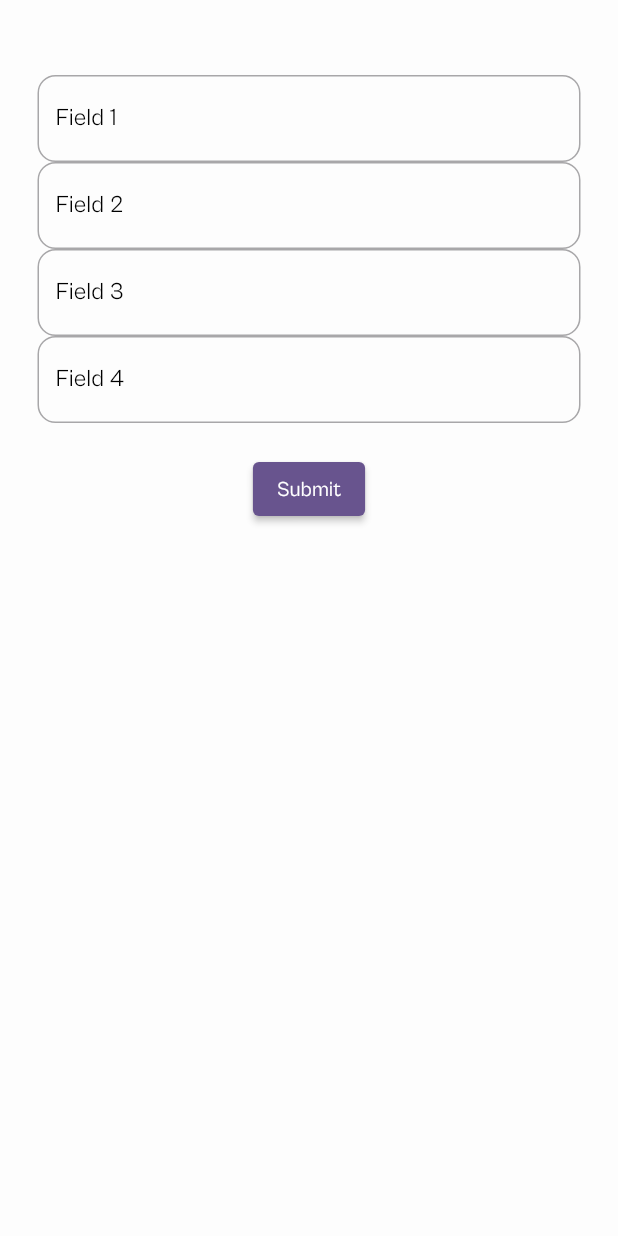
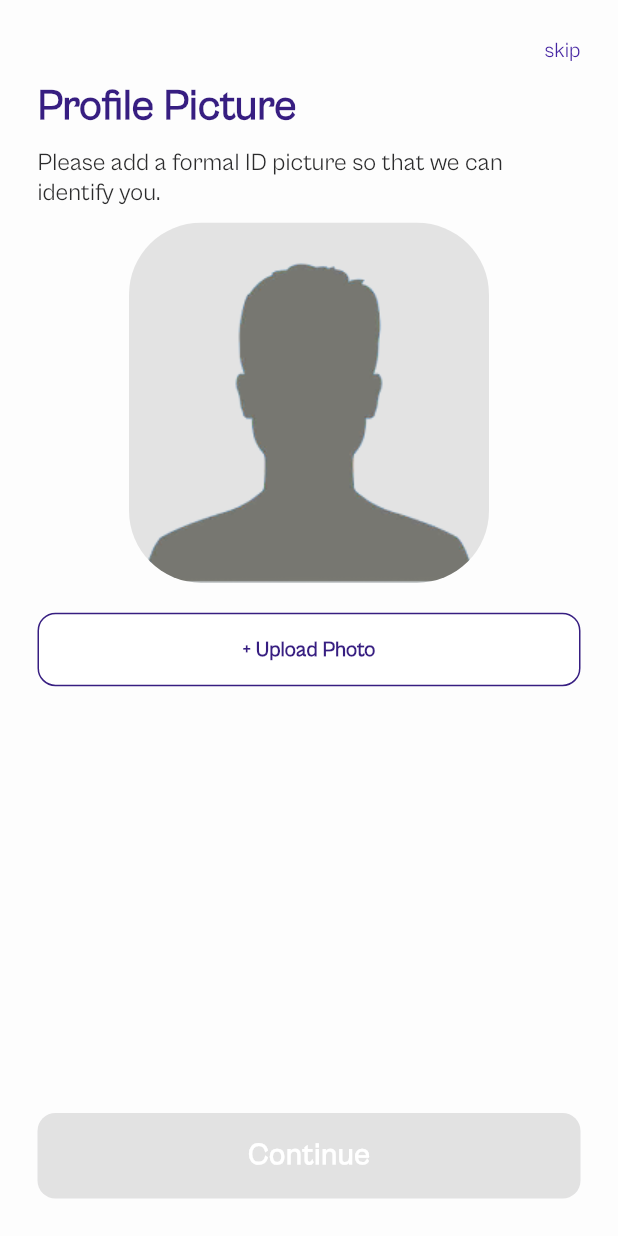
Before and after one commit to nahomersom/dh-flutter, a Flutter app: the screen it shows after launch, on a phone screen of 412 x 824 dp. Run offline on Flutter 3.47's test engine with Material 3 defaults, Android fonts, the phone set to English and light mode, and no system bars; our stand-ins replace animated_custom_dropdown, bloc, contacts_service, dio, file_picker, firebase_core and 20 more; missing offline and left inert: country_picker_pro, google_mlkit_face_detection, photo_manager, popup_menu; accounts and stored records are empty.

Commit message:
feat: upload profile picture and upload profile added

```diff
--- a/lib/constants/app_assets.dart
+++ b/lib/constants/app_assets.dart
@@ -7,6 +7,7 @@ class AppAssets {
   static String outlook = "assets/images/svg/outlook.svg";
   static String dhLogo = "assets/images/svg/dh.svg";
   static String dhLogoTwo = "assets/images/dh_logo.png";
+  static String profileImage = "assets/images/profile-picture.png";
 
   static String search = "assets/images/svg/search.svg";
   static String pin = "assets/images/svg/pin.svg";
--- a/lib/constants/app_constants.dart
+++ b/lib/constants/app_constants.dart
@@ -5,7 +5,7 @@ import 'constants.dart';
 class AppConstants {
   // Fonts
   static TextStyle largeTitleTextStyle = TextStyle(
-    fontSize: 30.sp,
+    fontSize: 28.sp,
     fontWeight: FontWeight.bold,
     color: secondayColor,
   );
--- a/lib/main.dart
+++ b/lib/main.dart
@@ -11,7 +11,9 @@ import 'package:dh/bloc/task_bloc/task_bloc.dart';
 import 'package:dh/firebase_options.dart';
 import 'package:dh/repository/chat_repositor.dart';
 import 'package:dh/repository/repositories.dart';
+import 'package:dh/screens/auth%5Bv2%5D/new_password.dart';
 import 'package:dh/screens/auth%5Bv2%5D/otp_screen.dart';
+import 'package:dh/screens/auth%5Bv2%5D/profile_picture.dart';
 import 'package:dh/screens/auth%5Bv2%5D/profile_setup_screen.dart';
 import 'package:dh/screens/auth%5Bv2%5D/signup.dart';
 import 'package:dh/screens/auth/forget_password.dart';
@@ -212,7 +214,7 @@ class MyApp extends StatelessWidget {
                   colorScheme:
                       ColorScheme.fromSeed(seedColor: Colors.deepPurple),
                 ),
-                home: ProfileSetupScreen(),
+                home: ProfilePictureScreen(),
               );
             }));
   }
--- /dev/null
+++ b/lib/screens/auth[v2]/profile_picture.dart
@@ -0,0 +1,150 @@
+import 'dart:io';
+
+import 'package:dh/constants/app_assets.dart';
+import 'package:dh/constants/app_constants.dart';
+import 'package:dh/widgets/action_button.dart';
+import 'package:flutter/material.dart';
+import 'package:flutter_screenutil/flutter_screenutil.dart';
+import 'package:google_mlkit_face_detection/google_mlkit_face_detection.dart';
+import 'package:image_picker/image_picker.dart';
+
+class ProfilePictureScreen extends StatefulWidget {
+  @override
+  _ProfilePictureScreenState createState() => _ProfilePictureScreenState();
+}
+
+class _ProfilePictureScreenState extends State<ProfilePictureScreen> {
+  XFile? _image;
+  final ImagePicker _picker = ImagePicker();
+  final FaceDetector _faceDetector = FaceDetector(
+      options: FaceDetectorOptions(
+          enableContours: true,
+          enableLandmarks: true,
+          performanceMode: FaceDetectorMode.accurate));
+
+  String _errorMessage = ''; // Variable to store the error message
+
+  Future<void> _pickImage() async {
+    final pickedFile = await _picker.pickImage(source: ImageSource.gallery);
+    if (pickedFile != null) {
+      final inputImage = InputImage.fromFilePath(pickedFile.path);
+      final faces = await _faceDetector.processImage(inputImage);
+
+      if (faces.length == 1) {
+        setState(() {
+          _image = pickedFile;
+          _errorMessage = ''; // Clear any previous error
+        });
+      } else {
+        setState(() {
+          _errorMessage = faces.length == 0
+              ? "No face detected. Please upload an image with a single face."
+              : "Multiple faces detected. Please upload an image with only one face.";
+        });
+      }
+    }
+  }
+
+  @override
+  void dispose() {
+    _faceDetector.close();
+    super.dispose();
+  }
+
+  @override
+  Widget build(BuildContext context) {
+    return Scaffold(
+      body: SafeArea(
+        child: Padding(
+          padding: AppConstants.bodyPadding.copyWith(top: 25),
+          child: Column(
+            mainAxisAlignment: MainAxisAlignment.spaceBetween,
+            children: [
+              Column(
+                crossAxisAlignment: CrossAxisAlignment.stretch,
+                children: [
+                  Text('skip',
+                      textAlign: TextAlign.right,
+                      style: AppConstants.bodySmallTextStyle.copyWith(
+                          color: AppConstants.primaryAlternativeColor)),
+                  SizedBox(
+                    height: 10.sp,
+                  ),
+                  Text(
+                    'Profile Picture',
+                    style: AppConstants.largeTitleTextStyle
+                        .copyWith(fontWeight: FontWeight.w700),
+                  ),
+                  SizedBox(
+                    height: 10.sp,
+                  ),
+                  Text(
+                    'Please add a formal ID picture so that we can identify you.',
+                    style: AppConstants.bodyTextStyle
+                        .copyWith(color: AppConstants.grey800),
+                  ),
+                  SizedBox(
+                    height: 10.sp,
+                  ),
+                  // Display error message if there's any
+                  if (_errorMessage.isNotEmpty)
+                    Padding(
+                      padding: const EdgeInsets.only(bottom: 8.0, top: 10),
+                      child: Text(
+                        _errorMessage,
+                        style: TextStyle(
+                            color: Colors.redAccent,
+                            fontSize: 15,
+                            fontWeight: FontWeight.w500),
+                      ),
+                    ),
+                  Center(
+                    child: Container(
+                      width: 240,
+                      height: 240,
+                      decoration: BoxDecoration(
+                        image: DecorationImage(
+                          image: AssetImage(AppAssets.profileImage),
+                          fit: BoxFit
+                              .cover, // Ensure the image is contained without cropping
+                        ),
+                        color: const Color(0xffE3E3E3),
+                        borderRadius:
+                            const BorderRadius.all(Radius.circular(48)),
+                      ),
+                      child: _image == null
+                          ? const SizedBox()
+                          : ClipRRect(
+                              borderRadius: BorderRadius.circular(48),
+                              child: Image.file(
+                                File(_image!.path),
+                                fit: BoxFit
+                                    .cover, // Ensure the uploaded image is contained without cropping
+                              ),
+                            ),
+                    ),
+                  ),
+                  const SizedBox(height: 20),
+                  ActionButton(
+                    onPressed: _pickImage,
+                    text: '+ Upload Photo',
+                    isActionButton: false,
+                  )
+                ],
+              ),
+              ActionButton(
+                onPressed: _image != null
+                    ? () {
+                        // Handle valid phone number submission
+                      }
+                    : null, // Disable button if invalid
+                text: 'Continue',
+                isActionButton: true,
+              ),
+            ],
+          ),
+        ),
+      ),
+    );
+  }
+}
--- a/lib/screens/auth[v2]/profile_setup_screen.dart
+++ b/lib/screens/auth[v2]/profile_setup_screen.dart
@@ -1,5 +1,9 @@
 import 'package:dh/constants/app_constants.dart';
+import 'package:dh/widgets/action_button.dart';
+import 'package:dh/widgets/shared_textfield.dart';
 import 'package:flutter/material.dart';
+import 'package:flutter_screenutil/flutter_screenutil.dart';
+import 'package:geolocator/geolocator.dart';
 
 class ProfileSetupScreen extends StatefulWidget {
   @override
@@ -8,78 +12,128 @@ class ProfileSetupScreen extends StatefulWidget {
 
 class _ProfileSetupScreenState extends State<ProfileSetupScreen> {
   final _formKey = GlobalKey<FormState>();
+  bool _isFormValid = false;
 
-  final TextEditingController _controller1 = TextEditingController();
-  final TextEditingController _controller2 = TextEditingController();
-  final TextEditingController _controller3 = TextEditingController();
-  final TextEditingController _controller4 = TextEditingController();
+  // Method to check form validity and update the button state
+  void _updateButtonState() {
+    setState(() {
+      _isFormValid = _formKey.currentState?.validate() ?? false;
+    });
+  }
+
+  final TextEditingController _firstNameController = TextEditingController();
+  final TextEditingController _middleNameController = TextEditingController();
+  final TextEditingController _lastNameController = TextEditingController();
+  final TextEditingController _emailController = TextEditingController();
 
   @override
   Widget build(BuildContext context) {
     return Scaffold(
+      resizeToAvoidBottomInset:
+          true, // Allow the screen to resize for the keyboard
       body: SafeArea(
-        child: Padding(
-          padding: AppConstants.bodyPadding.copyWith(
-            top: 50,
-          ),
-          child: Form(
-            key: _formKey,
         child: Column(
           children: [
-                _buildTextField(
-                  controller: _controller1,
-                  label: 'Field 1',
+            // Scrollable Content
+            Expanded(
+              child: SingleChildScrollView(
+                padding: AppConstants.bodyPadding.copyWith(top: 50.h),
+                child: Column(
+                  crossAxisAlignment: CrossAxisAlignment.start,
+                  children: [
+                    Text(
+                      'Setup your profile',
+                      style: AppConstants.largeTitleTextStyle
+                          .copyWith(fontWeight: FontWeight.w700),
                     ),
-                _buildTextField(
-                  controller: _controller2,
-                  label: 'Field 2',
+                    SizedBox(height: 25.h),
+                    Form(
+                      key: _formKey,
+                      onChanged:
+                          _updateButtonState, // Dynamically check form validity
+                      child: Column(
+                        children: [
+                          SharedTextFormField(
+                            controller: _firstNameController,
+                            label: 'First Name',
+                            hintText: 'Insert First Name',
+                            validator: (value) {
+                              if (value == null || value.isEmpty) {
+                                return 'First Name is required';
+                              }
+                              return null;
+                            },
                           ),
-                _buildTextField(
-                  controller: _controller3,
-                  label: 'Field 3',
+                          SizedBox(height: 15.h),
+                          SharedTextFormField(
+                            controller: _middleNameController,
+                            label: 'Middle Name',
+                            hintText: 'Insert Middle Name',
+                            validator: (value) {
+                              if (value == null || value.isEmpty) {
+                                return 'Middle Name is required';
+                              }
+                              return null;
+                            },
                           ),
-                _buildTextField(
-                  controller: _controller4,
-                  label: 'Field 4',
+                          SizedBox(height: 15.h),
+                          SharedTextFormField(
+                            controller: _lastNameController,
+                            label: 'Last Name',
+                            hintText: 'Insert Last Name',
+                            validator: (value) {
+                              if (value == null || value.isEmpty) {
+                                return 'Last Name is required';
+                              }
+                              return null;
+                            },
                           ),
-                SizedBox(height: 20),
-                ElevatedButton(
-                  onPressed: () {
-                    if (_formKey.currentState!.validate()) {
-                      ScaffoldMessenger.of(context).showSnackBar(
-                          SnackBar(content: Text('Form is valid')));
+                          SizedBox(height: 15.h),
+                          SharedTextFormField(
+                            controller: _emailController,
+                            label: 'Email (optional)',
+                            hintText: 'Insert Email',
+                            validator: (value) {
+                              if (value != null && value.isNotEmpty) {
+                                final emailRegex = RegExp(
+                                    r'^[a-zA-Z0-9.]+@[a-zA-Z0-9]+\.[a-zA-Z]+');
+                                if (!emailRegex.hasMatch(value)) {
+                                  return 'Enter a valid email address';
                                 }
+                              }
+                              return null;
                             },
-                  child: Text('Submit'),
+                          ),
+                        ],
+                      ),
                     ),
                   ],
                 ),
               ),
             ),
+
+            // Fixed ActionButton at the Bottom
+            Padding(
+              padding: EdgeInsets.only(
+                left: AppConstants.bodyPadding.left,
+                right: AppConstants.bodyPadding.right,
+                bottom: 16.h, // Adjust for spacing from the screen edge
+              ),
+              child: ActionButton(
+                onPressed: _isFormValid
+                    ? () {
+                        // Navigate when form is valid
+                        Navigator.pushNamed(context, '/nextScreen');
+                      }
+                    : null, // Disable the button when the form is invalid
+                text: 'Continue',
+                isActionButton: true,
+                showBottomText: true,
+              ),
+            ),
+          ],
+        ),
       ),
     );
   }
-
-  TextFormField _buildTextField({
-    required TextEditingController controller,
-    required String label,
-  }) {
-    return TextFormField(
-      controller: controller,
-      decoration: InputDecoration(
-        labelText: label,
-        labelStyle: TextStyle(color: Colors.black),
-        border: OutlineInputBorder(
-          borderRadius: BorderRadius.circular(12.0),
-          borderSide: BorderSide(color: Color(0xFFD6D6D7), width: 1.0),
-        ),
-      ),
-      validator: (value) {
-        if (value == null || value.isEmpty) {
-          return 'Please enter some text';
 }
-        return null;
-      },
-    );
-  }
-}
--- a/lib/widgets/action_button.dart
+++ b/lib/widgets/action_button.dart
@@ -5,19 +5,22 @@ class ActionButton extends StatelessWidget {
   final VoidCallback? onPressed;
   final String text;
   final bool isActionButton;
-
+  final bool showBottomText;
   const ActionButton({
     Key? key,
     required this.onPressed,
     required this.text,
     required this.isActionButton,
+    this.showBottomText = false,
   }) : super(key: key);
 
   @override
   Widget build(BuildContext context) {
     final bool isDisabled = onPressed == null;
 
-    return SizedBox(
+    return Column(
+      children: [
+        SizedBox(
           width: double.infinity,
           child: isActionButton
               ? ElevatedButton(
@@ -36,9 +39,9 @@ class ActionButton extends StatelessWidget {
                     style: TextStyle(
                       color: Colors.white,
                       fontSize: 20,
-                  fontWeight: isDisabled ? FontWeight.w700 : FontWeight.bold,
-                  // Reduce text opacity when disabled
-                  letterSpacing: isDisabled ? 0.5 : null,
+                      fontWeight:
+                          isDisabled ? FontWeight.w700 : FontWeight.bold,
+                      letterSpacing: isDisabled ? 0.5 : null, // Reduced opacity
                     ),
                   ),
                 )
@@ -62,6 +65,32 @@ class ActionButton extends StatelessWidget {
                     ),
                   ),
                 ),
+        ),
+        if (showBottomText) ...[
+          const SizedBox(height: 20),
+          Center(
+            child: RichText(
+              text: TextSpan(
+                text: 'Already have an account? ',
+                style: AppConstants.bodyTextStyle.copyWith(
+                  color: AppConstants.grey800,
+                  fontSize: 14,
+                ),
+                children: [
+                  TextSpan(
+                    text: 'Log in here',
+                    style: AppConstants.bodyTextStyle.copyWith(
+                      color: AppConstants.primaryAlternativeColor,
+                      fontSize: 14,
+                      fontWeight: FontWeight.w700,
+                    ),
+                  ),
+                ],
+              ),
+            ),
+          ),
+        ],
+      ],
     );
   }
 }
--- a/pubspec.yaml
+++ b/pubspec.yaml
@@ -52,7 +52,7 @@ dependencies:
   geolocator: ^13.0.1
   google_fonts: ^6.2.1
   google_maps_flutter: ^2.9.0
-  google_mlkit_face_detection: ^0.11.1
+  google_mlkit_face_detection: ^0.12.0
   hive: null
   hive_flutter: null
   http: ^1.2.2
```
Also changed, not shown: lib/screens/auth[v2]/new_password.dart (added, +85 -0 lines), lib/screens/auth[v2]/signup.dart (+1 -31 lines), lib/widgets/shared_textfield.dart (added, +89 -0 lines), assets/images/profile-picture.png (added), pubspec.lock. Lines whose indentation alone changed are shown as unchanged.
